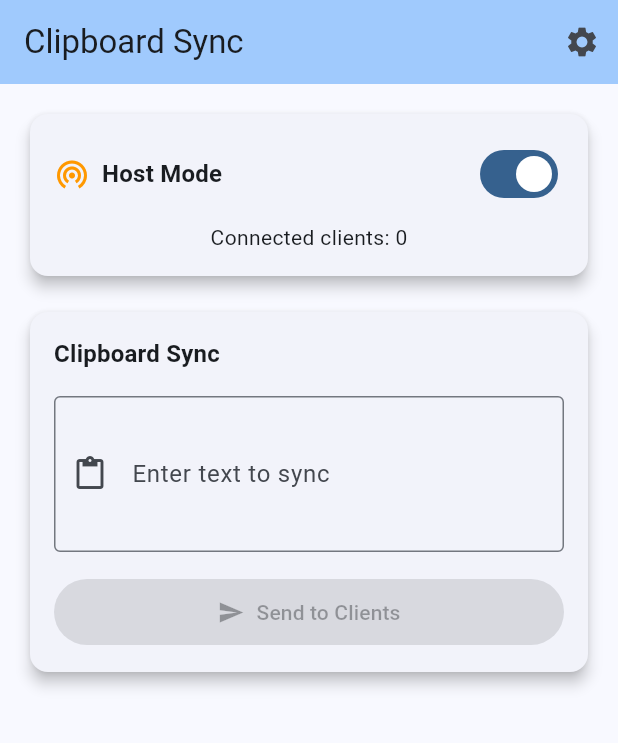
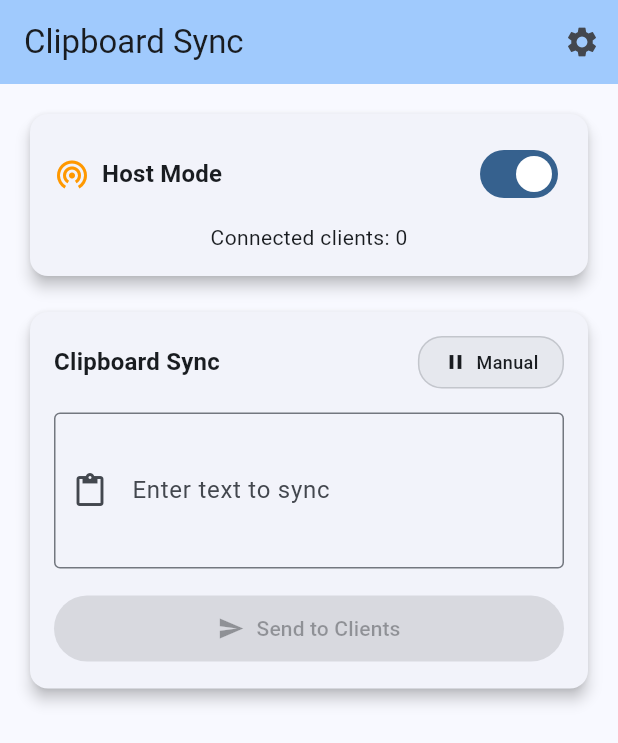
Before and after one commit to anubhavkrishna1/flip, a Flutter app: the screen it shows after launch, on a phone screen of 412 x 824 dp. Shown: the top 743 px of the screen. Run offline on Flutter 3.47's test engine with Material 3 defaults, Android fonts, the light colour scheme and no system bars; our stand-ins replace package_info_plus, qr_flutter, shared_preferences, shelf, shelf_web_socket; missing offline and left inert: clipboard, mobile_scanner; statements that could not run were skipped.

Commit message:
Refactor ClipboardSyncWidget to StatefulWidget and implement auto-copy functionality

```diff
--- a/lib/widgets/clipboard_sync_widget.dart
+++ b/lib/widgets/clipboard_sync_widget.dart
@@ -2,7 +2,7 @@ import 'package:flutter/material.dart';
 import 'package:clipboard/clipboard.dart';
 import '../models/connection_model.dart';
 
-class ClipboardSyncWidget extends StatelessWidget {
+class ClipboardSyncWidget extends StatefulWidget {
   final ConnectionModel connectionModel;
   final TextEditingController textController;
   final Function(String) onSendMessage;
@@ -17,22 +17,100 @@ class ClipboardSyncWidget extends StatelessWidget {
   }) : super(key: key);
 
   @override
+  State<ClipboardSyncWidget> createState() => _ClipboardSyncWidgetState();
+}
+
+class _ClipboardSyncWidgetState extends State<ClipboardSyncWidget> {
+  bool _autoCopyEnabled = false;
+  String _lastProcessedText = '';
+
+  @override
   Widget build(BuildContext context) {
+    // Auto copy functionality
+    if (_autoCopyEnabled &&
+        widget.connectionModel.clipboardText.isNotEmpty &&
+        widget.connectionModel.clipboardText != _lastProcessedText) {
+      _lastProcessedText = widget.connectionModel.clipboardText;
+      WidgetsBinding.instance.addPostFrameCallback((_) {
+        FlutterClipboard.copy(widget.connectionModel.clipboardText);
+        widget.onShowSnackBar('Auto-copied to clipboard!', Colors.blue);
+      });
+    }
+
     return Card(
       child: Padding(
         padding: const EdgeInsets.all(16),
         child: Column(
           crossAxisAlignment: CrossAxisAlignment.start,
           children: [
-            Text(
-              'Clipboard Sync',
-              style: Theme.of(context).textTheme.titleMedium?.copyWith(
-                fontWeight: FontWeight.bold,
-              ),
+            Row(
+              children: [
+                Text(
+                  'Clipboard Sync',
+                  style: Theme.of(context).textTheme.titleMedium?.copyWith(
+                    fontWeight: FontWeight.bold,
+                  ),
+                ),
+                Spacer(),
+                Container(
+                  padding: EdgeInsets.symmetric(horizontal: 8, vertical: 4),
+                  decoration: BoxDecoration(
+                    color: _autoCopyEnabled
+                        ? Theme.of(context).primaryColor.withOpacity(0.1)
+                        : Theme.of(context).colorScheme.surfaceContainerHigh,
+                    borderRadius: BorderRadius.circular(16),
+                    border: Border.all(
+                      color: _autoCopyEnabled
+                          ? Theme.of(context).primaryColor.withOpacity(0.3)
+                          : Theme.of(context).colorScheme.outline.withOpacity(0.3),
+                    ),
+                  ),
+                  child: InkWell(
+                    borderRadius: BorderRadius.circular(16),
+                    onTap: () {
+                      setState(() {
+                        _autoCopyEnabled = !_autoCopyEnabled;
+                      });
+                      widget.onShowSnackBar(
+                        _autoCopyEnabled
+                            ? 'Auto-copy enabled'
+                            : 'Auto-copy disabled',
+                        _autoCopyEnabled ? Colors.green : Colors.orange,
+                      );
+                    },
+                    child: Padding(
+                      padding: EdgeInsets.symmetric(horizontal: 8, vertical: 4),
+                      child: Row(
+                        mainAxisSize: MainAxisSize.min,
+                        children: [
+                          Icon(
+                            _autoCopyEnabled ? Icons.auto_mode : Icons.pause,
+                            size: 16,
+                            color: _autoCopyEnabled
+                                ? Theme.of(context).primaryColor
+                                : Theme.of(context).colorScheme.onSurface,
+                          ),
+                          SizedBox(width: 6),
+                          Text(
+                            _autoCopyEnabled ? 'Auto-copy' : 'Manual',
+                            style: TextStyle(
+                              fontSize: 12,
+                              fontWeight: FontWeight.w500,
+                              color: _autoCopyEnabled
+                                  ? Theme.of(context).primaryColor
+                                  : Theme.of(context).colorScheme.onSurface,
+                            ),
+                          ),
+                        ],
+                      ),
+                    ),
+                  ),
+                ),
+              ],
             ),
             SizedBox(height: 16),
             TextField(
-              controller: textController,
+              controller: widget.textController,
               decoration: InputDecoration(
                 labelText: 'Enter text to sync',
                 border: OutlineInputBorder(),
@@ -44,21 +122,21 @@ class ClipboardSyncWidget extends StatelessWidget {
             SizedBox(
               width: double.infinity,
               child: ElevatedButton.icon(
-                onPressed: textController.text.trim().isNotEmpty &&
-                          (connectionModel.isHost || connectionModel.isConnected)
+                onPressed: widget.textController.text.trim().isNotEmpty &&
+                          (widget.connectionModel.isHost || widget.connectionModel.isConnected)
                     ? () {
-                        onSendMessage(textController.text.trim());
-                        textController.clear();
+                        widget.onSendMessage(widget.textController.text.trim());
+                        widget.textController.clear();
                       }
                     : null,
                 icon: Icon(Icons.send),
-                label: Text(connectionModel.isHost ? 'Send to Clients' : 'Send to Host'),
+                label: Text(widget.connectionModel.isHost ? 'Send to Clients' : 'Send to Host'),
                 style: ElevatedButton.styleFrom(
                   padding: EdgeInsets.symmetric(vertical: 12),
                 ),
               ),
             ),
-            if (connectionModel.clipboardText.isNotEmpty) ...[
+            if (widget.connectionModel.clipboardText.isNotEmpty) ...[
               SizedBox(height: 20),
               Row(
                 children: [
@@ -71,8 +149,8 @@ class ClipboardSyncWidget extends StatelessWidget {
                   Spacer(),
                   TextButton.icon(
                     onPressed: () {
-                      FlutterClipboard.copy(connectionModel.clipboardText);
-                      onShowSnackBar('Copied to clipboard!', Colors.green);
+                      FlutterClipboard.copy(widget.connectionModel.clipboardText);
+                      widget.onShowSnackBar('Copied to clipboard!', Colors.green);
                     },
                     icon: Icon(Icons.copy, size: 16),
                     label: Text('Copy'),
@@ -84,12 +162,14 @@ class ClipboardSyncWidget extends StatelessWidget {
                 width: double.infinity,
                 padding: EdgeInsets.all(12),
                 decoration: BoxDecoration(
-                  border: Border.all(color: Colors.grey.shade300),
+                  border: Border.all(
+                    color: Theme.of(context).colorScheme.outline.withOpacity(0.3),
+                  ),
                   borderRadius: BorderRadius.circular(8),
-                  color: Colors.grey.shade50,
+                  color: Theme.of(context).colorScheme.surfaceContainerHighest,
                 ),
                 child: SelectableText(
-                  connectionModel.clipboardText,
+                  widget.connectionModel.clipboardText,
                   style: Theme.of(context).textTheme.bodyMedium,
                 ),
               ),
```
